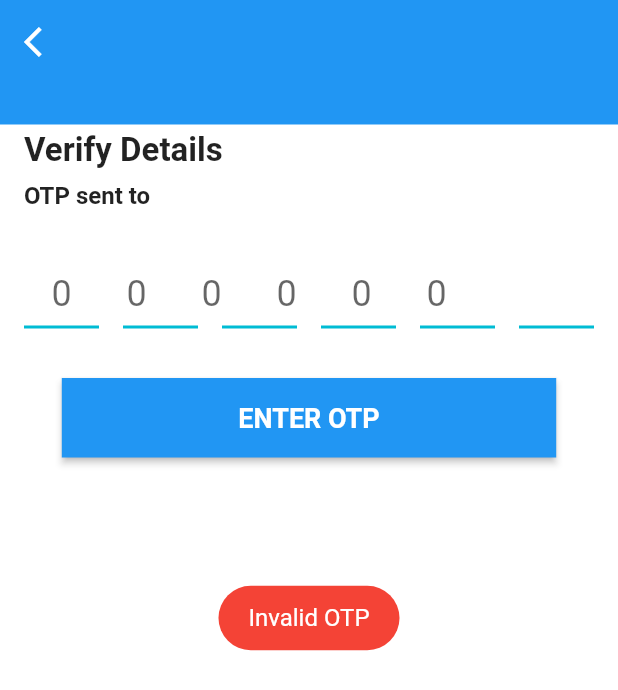
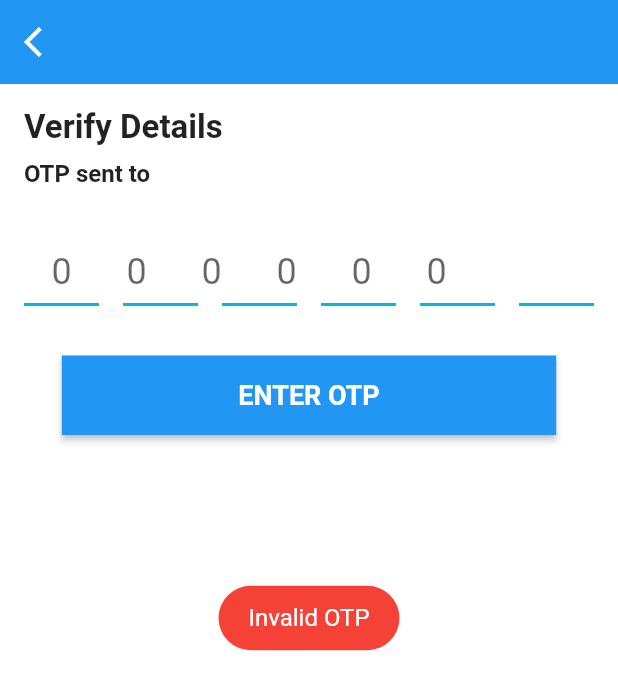
Before and after one commit to RakeshSirikonda/truck, a Flutter app: the OTPScreen screen opened directly with empty values, after a tap on "ENTER OTP", on a phone screen of 412 x 824 dp. Shown: the top 690 px of the screen. Run offline on Flutter 3.47's test engine with Material 2 defaults, Android fonts, the phone set to English and light mode, and no system bars; our stand-ins replace firebase_auth, fluttertoast; accounts and stored records are empty; network calls fail; statements that could not run were skipped.

Commit message:
made some changes to the ui

```diff
--- a/lib/main.dart
+++ b/lib/main.dart
@@ -10,6 +10,7 @@ class MyApp extends StatelessWidget {
   @override
   Widget build(BuildContext context) {
     return MaterialApp(
+      debugShowCheckedModeBanner: false,
       title: 'Flutter Demo',
       theme: ThemeData(
         primarySwatch: Colors.blue,
--- a/lib/screens/otpScreen.dart
+++ b/lib/screens/otpScreen.dart
@@ -56,9 +56,14 @@ class _OTPScreenState extends State<OTPScreen> {
             Navigator.pop(context);
           },
         ),
-        bottom: PreferredSize(
+
+      ),
+      body: SingleChildScrollView(
+        child: Column(
+          children: <Widget>[
+            PreferredSize(
           child: Container(
-            padding: EdgeInsets.only(left: 16.0, bottom: 16, top: 4),
+            padding: EdgeInsets.only(left: 16.0, bottom: 16, top: 16),
             color: Colors.white,
             child: Row(
               mainAxisAlignment: MainAxisAlignment.spaceBetween,
@@ -86,10 +91,6 @@ class _OTPScreenState extends State<OTPScreen> {
           ),
           preferredSize: Size.fromHeight(100),
         ),
-      ),
-      body: SingleChildScrollView(
-        child: Column(
-          children: <Widget>[
             Padding(
               padding: const EdgeInsets.all(16.0),
               child: PinInputTextField(
```
